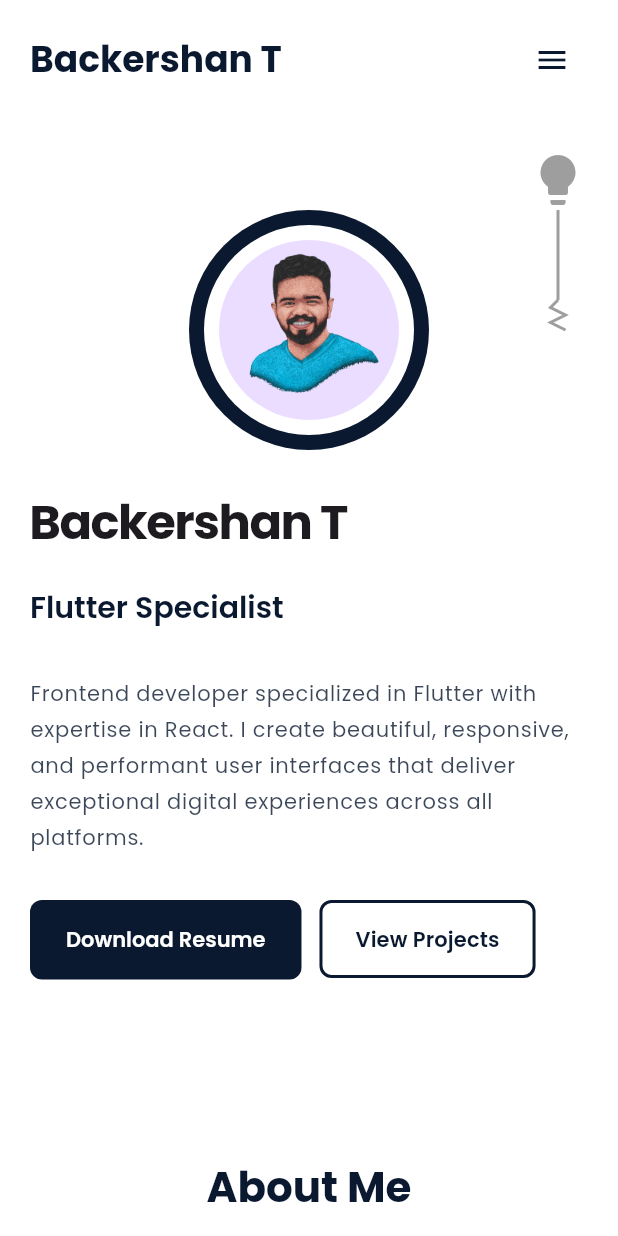
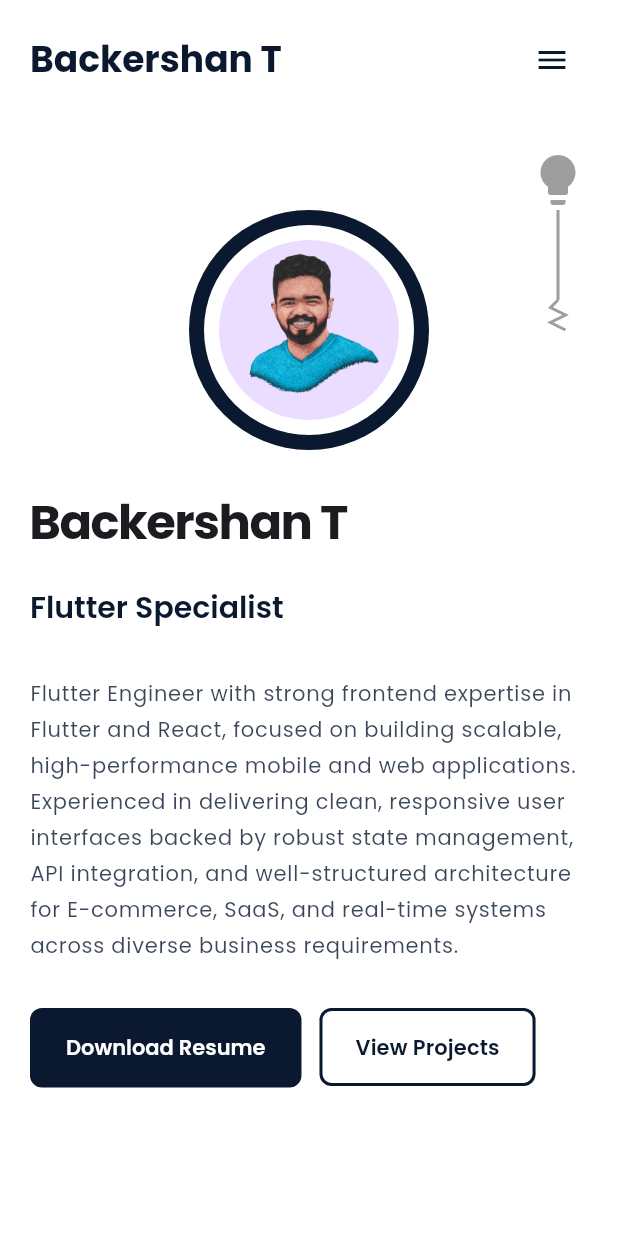
Before and after one commit to BackershanT/my_protfolio_flutter, a Flutter app: the screen it shows after launch, on a phone screen of 412 x 824 dp. Run offline on Flutter 3.47's test engine with Material 3 defaults, Android fonts, the phone set to English and light mode, and no system bars; drawn by our look-alikes of flutter_animate; our stand-ins replace cloud_firestore, dio, firebase_core, flutter_screenutil, font_awesome_flutter, google_fonts and 2 more; missing offline and left inert: dart:html; accounts and stored records are empty; network calls fail.

Commit message:
feat: Introduce `ProjectData` model with project definitions, `ProjectDesign` and `BlobShape` classes, and add new project assets and text constants.

```diff
--- a/lib/features/shared/core/constants/app_texts.dart
+++ b/lib/features/shared/core/constants/app_texts.dart
@@ -9,15 +9,13 @@ class AppTexts {
     'UI/UX Enthusiast',
   ];
   static const String heroDescription =
-      'Frontend developer specialized in Flutter with expertise in React. I create beautiful, responsive, and performant user interfaces that deliver exceptional digital experiences across all platforms.';
+      'Flutter Engineer with strong frontend expertise in Flutter and React, focused on building scalable, high-performance mobile and web applications. Experienced in delivering clean, responsive user interfaces backed by robust state management, API integration, and well-structured architecture for E-commerce, SaaS, and real-time systems across diverse business requirements.';
   static const String resumeButtonText = 'Download Resume';
 
   // About section
   static const String aboutTitle = 'About Me';
   static const String aboutDescription =
-      'Hello! I\'m a Frontend Developer specialized in Flutter with strong knowledge of React. I\'m passionate about creating beautiful, intuitive user interfaces that work seamlessly across mobile, web, and desktop platforms.\n\n'
-      'With expertise in Flutter and React, I build modern applications with clean architecture, smooth animations, and pixel-perfect designs. I focus on delivering high-quality code that\'s maintainable, scalable, and performant.\n\n'
-      'When I\'m not coding, you can find me exploring new frontend technologies, contributing to open-source projects, or staying up-to-date with the latest UI/UX design trends.';
+      'Flutter Engineer with strong frontend expertise in Flutter and React, focused on building scalable, high-performance mobile and web applications. Experienced in developing cross-platform solutions using clean architecture, robust state management, and efficient API integration for real-world business use cases, with an emphasis on maintainability, performance, and reliability across mobile, web, and desktop platforms.';
 
   // Skills section
   static const String skillsTitle = 'Skills';
```
Also changed, not shown: lib/features/projects/data/models/project_data.dart (+4 -8 lines), assets/projects/mahathma/mahathma01.png, assets/projects/mahathma/mahathma02.png (deleted), assets/projects/mahathma/mahathma03.png (deleted).
